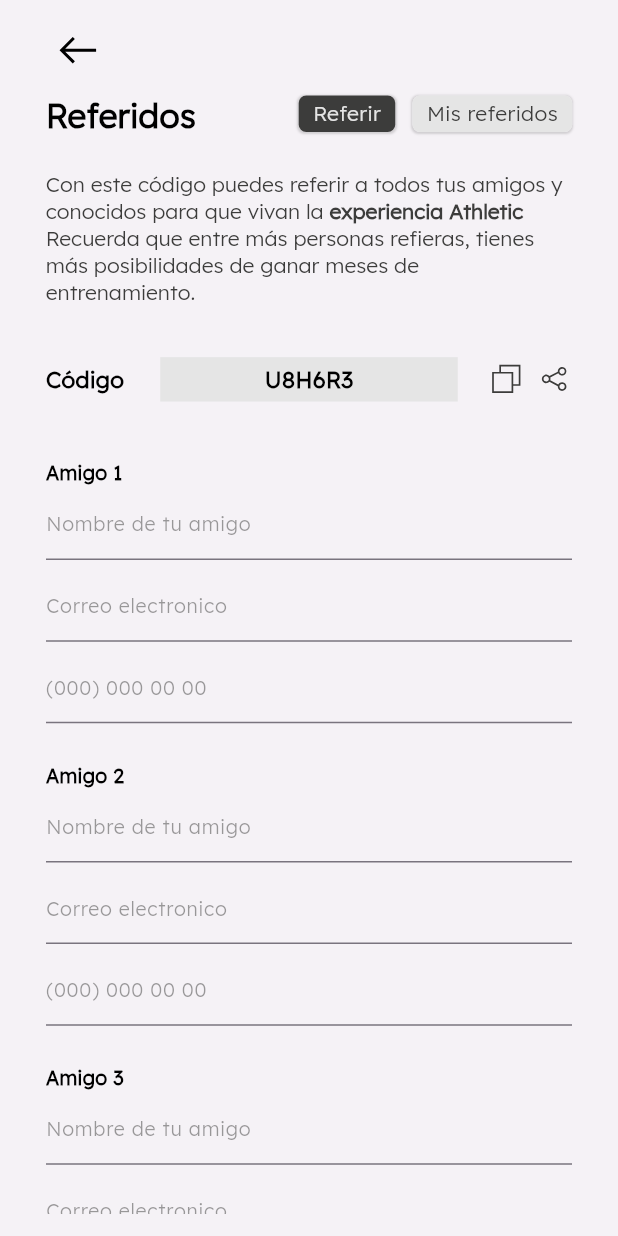
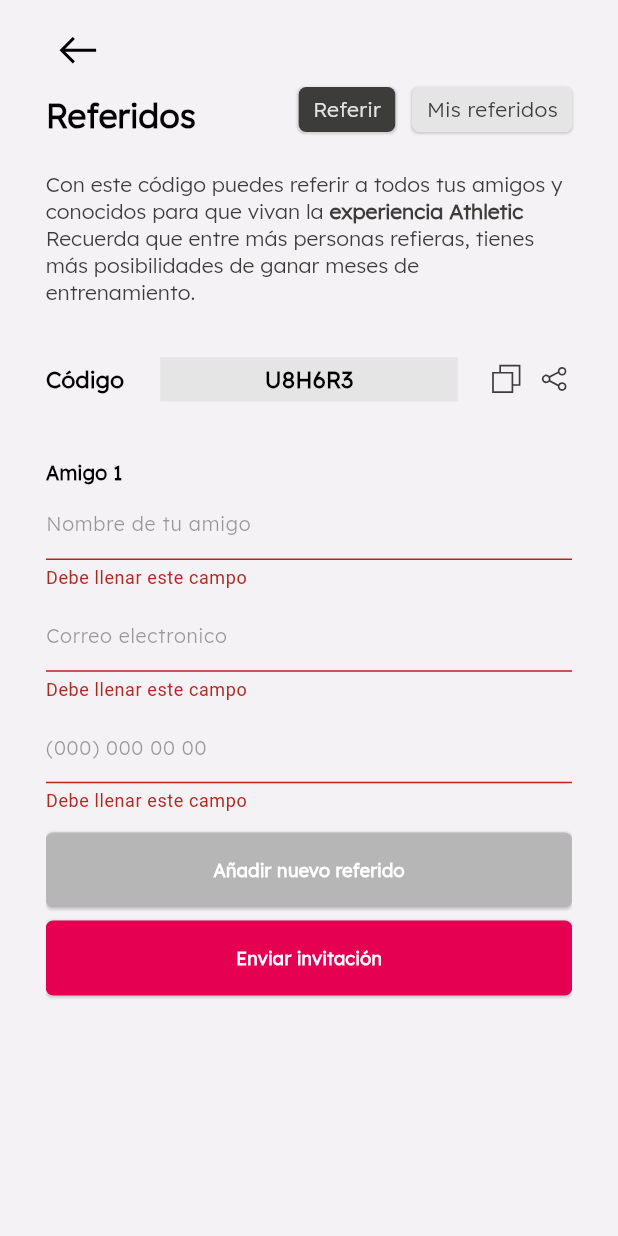
Before and after one commit to dcamilovelandia/athletic, a Flutter app: the ReferralsPage screen opened by its route, on a phone screen of 412 x 824 dp. Run offline on Flutter 3.47's test engine with Material 2 defaults, Android fonts, the phone set to English and light mode, and no system bars; drawn by our look-alikes of expandable_page_view; our stand-ins replace flutter_screenutil, flutter_svg, get; statements that could not run were skipped.

Commit message:
first commit

```diff
--- a/lib/src/core/global_assets.dart
+++ b/lib/src/core/global_assets.dart
@@ -11,3 +11,4 @@ SvgPicture icoAgreement({Color? color}) => SvgPicture.asset('assets/icons/ico_co
 SvgPicture icoBackArrow({Color? color}) => SvgPicture.asset('assets/icons/ico_arrow.svg', color: color,);
 SvgPicture icoCopy({Color? color}) => SvgPicture.asset('assets/icons/ico_copy.svg', color: color,);
 SvgPicture icoShare({Color? color}) => SvgPicture.asset('assets/icons/ico_share.svg', color: color,);
+SvgPicture icoDelete({Color? color}) => SvgPicture.asset('assets/icons/ico_eliminar.svg', color: color,);
--- a/lib/src/core/imports/app_imports.dart
+++ b/lib/src/core/imports/app_imports.dart
@@ -34,3 +34,4 @@ export 'package:athletic/src/presentation/pages/referrals/widgets/page_button.da
 
 /// widgets
 export 'package:athletic/src/presentation/pages/referrals/widgets/referral_data_textField.dart';
+export 'package:athletic/src/presentation/pages/referrals/widgets/referral_data_textField.dart';
--- a/lib/src/presentation/pages/referrals/referral_controller.dart
+++ b/lib/src/presentation/pages/referrals/referral_controller.dart
@@ -5,9 +5,16 @@ class ReferralsController extends GetxController {
 
   /// variables
   PageController pageController = PageController();
+  ScrollController scrollController = ScrollController();
   int currentPage = 0;
   String affiliateCode = 'U8H6R3';
-  List<Map<String, dynamic>> listOfReferrals = [{}, {}, {}];
+  List<Map<String, dynamic>> listOfReferrals = [{
+    'username': '',
+    'email': '',
+    'phoneNumber': ''
+  }];
+
+  bool hasReferrals = false;
 
   changePage({required int page}) {
     currentPage = page;
@@ -37,5 +44,32 @@ class ReferralsController extends GetxController {
 
   }
 
+  addTextFieldGroup() {
+    listOfReferrals.add({
+      'username': '',
+      'email': '',
+      'phoneNumber': ''
+    });
+    Future.delayed(const Duration(milliseconds: 200), () => scrollController.animateTo(
+        scrollController.position.maxScrollExtent,
+        duration: const Duration(milliseconds: 300),
+        curve: Curves.easeInOut)
+    );
+    update(['referral_fields']);
+  }
+
+  deleteTextFieldGroup({required Map<String,dynamic> object}) {
+    listOfReferrals.remove(object);
+    update(['referral_fields']);
+  }
+
+  updateReferralMap({required int index, required Map<String, dynamic> data}) {
+    listOfReferrals[index] = data;
+    update(['referral_fields']);
+  }
+
+  sendFormToServer() {
+
+  }
 
 }
--- a/lib/src/presentation/pages/referrals/referrals_page.dart
+++ b/lib/src/presentation/pages/referrals/referrals_page.dart
@@ -9,6 +9,7 @@ class ReferralsPage extends StatelessWidget {
 
   @override
   Widget build(BuildContext context) {
+    final ScreenUtil screenUtil = ScreenUtil();
     return GetBuilder<ReferralsController>(
       id: 'changePage',
       init: ReferralsController(),
@@ -16,13 +17,12 @@ class ReferralsPage extends StatelessWidget {
         onTap: () => FocusManager.instance.primaryFocus?.unfocus(),
         child: Scaffold(
           backgroundColor: backgroundWhiteColor,
-          resizeToAvoidBottomInset: false,
-          body: Padding(
+          appBar: PreferredSize(
+            preferredSize: Size(screenUtil.screenWidth, 300.h),
+            child: Padding(
               padding: EdgeInsets.symmetric(horizontal: 80.w),
-            child: SafeArea(
-              child: Column(
-                children: [
-                  Row(
+              child:  SafeArea(
+                child: Row(
                   mainAxisSize: MainAxisSize.max,
                   mainAxisAlignment: MainAxisAlignment.spaceBetween,
                   crossAxisAlignment: CrossAxisAlignment.end,
@@ -81,15 +81,21 @@ class ReferralsPage extends StatelessWidget {
                     )
                   ],
                 ),
-                  ExpandablePageView(
+              ),
+            ),
+          ),
+          body: SingleChildScrollView(
+            physics: const BouncingScrollPhysics(),
+            controller: _.scrollController,
+            child: Padding(
+              padding: EdgeInsets.symmetric(horizontal: 80.w),
+              child: ExpandablePageView(
                 controller: _.pageController,
                 scrollDirection: Axis.horizontal,
                 physics: const NeverScrollableScrollPhysics(),
                 children: const [
                   ReferralPage(),
                   MyReferralsPage()
-                    ],
-                  )
                 ],
               ),
             ),
--- a/lib/src/presentation/pages/referrals/sub_pages/referral_page.dart
+++ b/lib/src/presentation/pages/referrals/sub_pages/referral_page.dart
@@ -13,11 +13,6 @@ class ReferralPage extends StatelessWidget {
       id: 'referral_page',
       builder: (_) => Padding(
         padding: EdgeInsets.symmetric(vertical: 30.h),
-        child: SizedBox(
-          width: screenUtil.screenWidth,
-          height: screenUtil.screenHeight - (screenUtil.bottomBarHeight + screenUtil.statusBarHeight + 280.h),
-          child: SingleChildScrollView(
-            physics: const BouncingScrollPhysics(),
         child: Column(
           children: [
             20.verticalSpace,
@@ -117,6 +112,9 @@ class ReferralPage extends StatelessWidget {
                           mainAxisAlignment: MainAxisAlignment.start,
                           crossAxisAlignment: CrossAxisAlignment.start,
                           children: [
+                            Row(
+                              mainAxisAlignment: MainAxisAlignment.spaceBetween,
+                              children: [
                                 Text(
                                   'Amigo ${index + 1}',
                                   style: textStyle(
@@ -124,9 +122,24 @@ class ReferralPage extends StatelessWidget {
                                       fontWeight: FontWeight.w600
                                   ),
                                 ),
-                                ReferralDataTextField(onChange: (onChange){
-
-                                })
+                                if(index != 0)
+                                  Padding(
+                                    padding: EdgeInsets.only(bottom: 10.h),
+                                    child: SizedBox(
+                                      height: 22,
+                                      width: 22,
+                                      child: AnimatedOnTapWidget(
+                                        onTap: () => _.deleteTextFieldGroup(object: e),
+                                        child: icoDelete(),
+                                      ),
+                                    ),
+                                  )
+                              ],
+                            ),
+                            ReferralDataTextField(
+                              onChange: (data) => _.updateReferralMap(index: index, data: data),
+                              data: _.listOfReferrals[index],
+                            )
                           ],
                         ),
                       );
@@ -134,10 +147,28 @@ class ReferralPage extends StatelessWidget {
                   ],
                 ),
               ),
-                )
+            ),
+
+            /// add form
+            GlobalCustomRaisedButton(
+              color: Colors.grey.withOpacity(0.5),
+              width: double.infinity,
+              buttonText: 'Añadir nuevo referido',
+              textColor : Colors.white,
+              onPress: _.addTextFieldGroup,
+            ),
+            20.verticalSpace,
+            /// send form to server
+            GlobalCustomRaisedButton(
+              color: redEuphoriaColor,
+              width: double.infinity,
+              buttonText: 'Enviar invitación',
+              textColor : Colors.white,
+              onPress: _.sendFormToServer,
+            ),
+
+            50.verticalSpace
           ],
-            ),
-          ),
         ),
       ),
     );
--- a/lib/src/presentation/pages/referrals/widgets/page_button.dart
+++ b/lib/src/presentation/pages/referrals/widgets/page_button.dart
@@ -22,6 +22,7 @@ class PageButton extends StatelessWidget {
     return AnimatedOnTapWidget(
       onTap: onTap,
       child: Container(
+        height: 30,
         decoration: BoxDecoration(
           color: backgroundWhiteColor,
           boxShadow: globalShadow,
--- a/lib/src/presentation/pages/referrals/widgets/referral_data_textField.dart
+++ b/lib/src/presentation/pages/referrals/widgets/referral_data_textField.dart
@@ -7,9 +7,11 @@ import 'package:flutter_screenutil/flutter_screenutil.dart';
 
 class ReferralDataTextField extends StatefulWidget {
   final Function(Map<String, dynamic>) onChange;
+  final Map<String, dynamic> data;
   const ReferralDataTextField({
     Key? key,
-    required this.onChange
+    required this.onChange,
+    required this.data
   }) : super(key: key);
 
   @override
@@ -17,23 +19,60 @@ class ReferralDataTextField extends StatefulWidget {
 }
 
 class _ReferralDataTextFieldState extends State<ReferralDataTextField> {
+
+  /// controller
   final TextEditingController username = TextEditingController();
   final TextEditingController email = TextEditingController();
   final TextEditingController phoneNumber = TextEditingController();
+  /// focus node
   final FocusNode usernameNode = FocusNode();
   final FocusNode emailNode = FocusNode();
   final FocusNode phoneNode = FocusNode();
   final ScreenUtil screenUtil = ScreenUtil();
+  /// keys
+  final GlobalKey<FormState> formKey = GlobalKey<FormState>();
+  /// variables
+  String currentUsername = '';
+  String currentEmail = '';
+  String currentPhone = '';
+
+  /// methods
   _fieldFocusChange(BuildContext context, FocusNode currentFocus, FocusNode nextFocus){
     currentFocus.unfocus();
     FocusScope.of(context).requestFocus(nextFocus);
   }
+
+  _validateFields(String? value) {
+    if(value == null || value.isEmpty) {
+      return 'Debe llenar este campo';
+    } else {
+      return null;
+    }
+  }
+
+  _onChange(String value) {
+    widget.onChange({
+      'username': username.text.trim(),
+      'email': email.text.trim(),
+      'phoneNumber': phoneNumber.text.trim()
+    });
+  }
+
+  _onDelete() {
+    if(widget.data['username'] != username.text.trim()) {
+      username.text = widget.data['username'];
+      email.text = widget.data['email'];
+      phoneNumber.text = widget.data['phoneNumber'];
+    }
+  }
   @override
   Widget build(BuildContext context) {
+    _onDelete();
     return SizedBox(
       width: screenUtil.screenWidth,
       child: Form(
         autovalidateMode: AutovalidateMode.always,
+        key: formKey,
         child: Column(
           mainAxisAlignment: MainAxisAlignment.start,
           crossAxisAlignment: CrossAxisAlignment.start,
@@ -43,9 +82,7 @@ class _ReferralDataTextFieldState extends State<ReferralDataTextField> {
                 focusNode: usernameNode,
                 keyboardType: TextInputType.name,
                 textInputAction: TextInputAction.next,
-              onFieldSubmitted: (value){
-                _fieldFocusChange(context, usernameNode, emailNode);
-              },
+                onFieldSubmitted: (value) => _fieldFocusChange(context, usernameNode, emailNode),
                 style: textStyle(
                     size: 13,
                     fontWeight: FontWeight.w500,
@@ -59,20 +96,18 @@ class _ReferralDataTextFieldState extends State<ReferralDataTextField> {
                       color: black.withOpacity(0.5)
                   ),
                 ),
-              onChanged: (value) {
-
-              },
+                onChanged: _onChange,
+                validator: (value) => _validateFields(value)
             ),
             15.verticalSpace,
+
             TextFormField(
               controller: email,
               focusNode: emailNode,
               keyboardType: TextInputType.emailAddress,
               textInputAction: TextInputAction.next,
               inputFormatters: [FilteringTextInputFormatter.deny(RegExp(r"\s\b|\b\s")),],
-              onFieldSubmitted: (value){
-                _fieldFocusChange(context, emailNode, phoneNode);
-              },
+              onFieldSubmitted: (value) => _fieldFocusChange(context, emailNode, phoneNode),
               style: textStyle(
                   size: 13,
                   fontWeight: FontWeight.w500,
@@ -86,20 +121,18 @@ class _ReferralDataTextFieldState extends State<ReferralDataTextField> {
                     color: black.withOpacity(0.5)
                 ),
               ),
-              onChanged: (value) {
-
-              },
+              onChanged: _onChange,
+              validator: (value) => _validateFields(value),
             ),
             15.verticalSpace,
+
             TextFormField(
               controller: phoneNumber,
               focusNode: phoneNode,
               keyboardType: TextInputType.number,
               textInputAction: TextInputAction.done,
               inputFormatters: [FilteringTextInputFormatter.allow(RegExp('[0-9]')),],
-              onFieldSubmitted: (value){
-                phoneNode.unfocus();
-              },
+              onFieldSubmitted: (value) => phoneNode.unfocus(),
               style: textStyle(
                   size: 13,
                   fontWeight: FontWeight.w500,
@@ -113,9 +146,8 @@ class _ReferralDataTextFieldState extends State<ReferralDataTextField> {
                     color: black.withOpacity(0.5)
                 ),
               ),
-              onChanged: (value) {
-
-              },
+              onChanged: _onChange,
+              validator: (value) => _validateFields(value),
             )
           ],
         ),
--- a/lib/src/presentation/routes/app_pages.dart
+++ b/lib/src/presentation/routes/app_pages.dart
@@ -5,12 +5,12 @@ abstract class AppPages {
   static List<GetPage> get appPages => [
     GetPage(
         name: AppRoutes.referralsOnboardPage,
-        page: () => ReferralsOnboardPage(),
+        page: () => const ReferralsOnboardPage(),
         binding: ReferralsOnboardBinding()
     ),
     GetPage(
         name: AppRoutes.referralsPage,
-        page: () => ReferralsPage(),
+        page: () => const ReferralsPage(),
         binding: ReferralsBinding()
     )
   ];
--- a/lib/src/presentation/widgets/buttons/global_custom_raised_button.dart
+++ b/lib/src/presentation/widgets/buttons/global_custom_raised_button.dart
@@ -7,7 +7,7 @@ class GlobalCustomRaisedButton extends StatelessWidget {
   final Color color;
   final Function() onPress;
   final Color? borderColor;
-  final TextStyle? textStyle;
+  final TextStyle? buttonTextStyle;
   final double? width;
   final bool enabled;
   final Color shadowColor;
@@ -20,7 +20,7 @@ class GlobalCustomRaisedButton extends StatelessWidget {
         required this.onPress,
         this.borderColor,
         this.width = 152,
-        this.textStyle,
+        this.buttonTextStyle,
         this.enabled = true,
         this.shadowColor = Colors.transparent})
       : super(key: key);
@@ -34,18 +34,13 @@ class GlobalCustomRaisedButton extends StatelessWidget {
             borderRadius: globalRadius,
             color: enabled ? color : pearlShineColor,
             border: borderColor != null ? Border.all(color: borderColor!) : null,
-            boxShadow: [BoxShadow(
-                color: shadowColor,
-                offset: const Offset(0, 1),
-                spreadRadius: 0.1,
-                blurRadius: 0.1
-            )]),
+            boxShadow: globalShadow),
         child: ConstrainedBox(
           constraints: BoxConstraints.tightFor(width: width, height: 50),
           child: Center(
             child: Text(
               buttonText,
-              style: textStyle ?? TextStyle(color: textColor),
+              style: buttonTextStyle ?? textStyle(color: textColor, fontWeight: FontWeight.w600),
             ),
           ),
         ),
```
Also changed, not shown: lib/src/presentation/pages/referrals/sub_pages/my_referrals_page.dart (+49 -1 lines), assets/icons/ico_eliminar.svg (added). Lines whose indentation alone changed are shown as unchanged.
